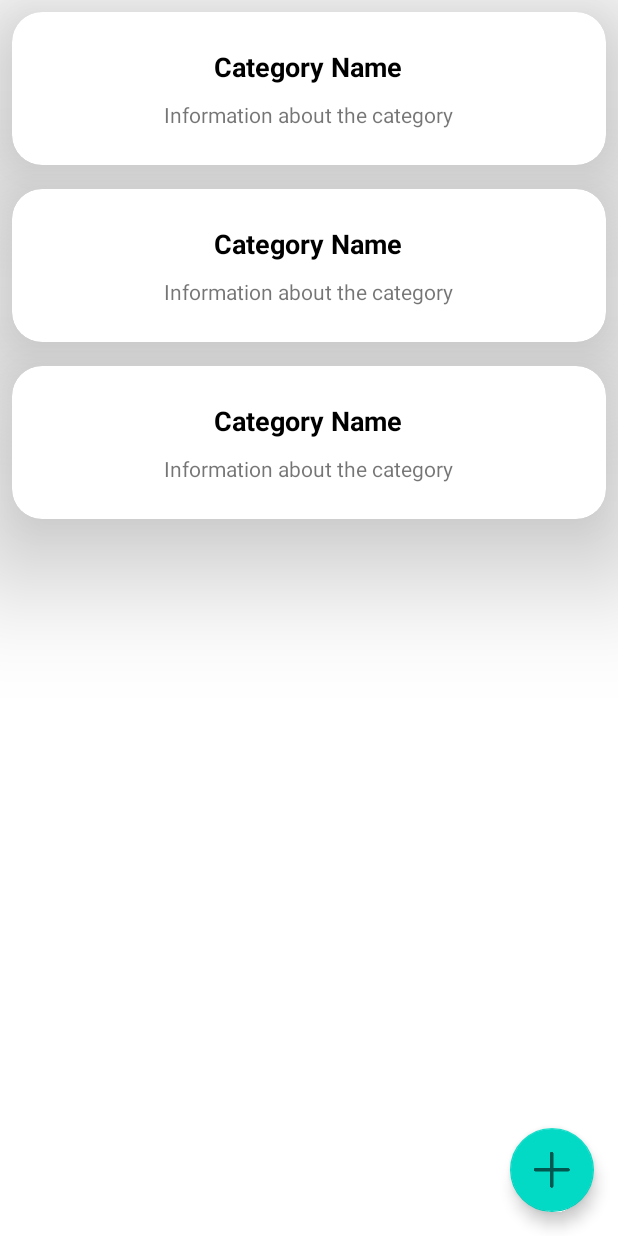
After one commit to heerboi/whats-in-your-fridge, an Android app: the layout fragment_category.xml on its own in the app's theme, with its tools: preview values and no code run, on a phone screen of 412 x 824 dp. The commit adds this screen. Run offline under Robolectric (Android 15) with nearby library versions, the phone set to English and light mode, and no system bars.

Commit message:
Category page built. Next: build add category page. Can reuse code in a lot of places

```diff
--- a/app/src/main/java/com/example/whatsinyourfridge/data/Category.kt
+++ b/app/src/main/java/com/example/whatsinyourfridge/data/Category.kt
@@ -7,5 +7,6 @@ import androidx.room.PrimaryKey
 @Entity(indices = [Index(value = ["name"], unique=true)])
 data class Category(
     @PrimaryKey(autoGenerate = true) val id: Int = 0,
-    val name: String
+    val name: String,
+    val info: String
 )
--- /dev/null
+++ b/app/src/main/res/layout/fragment_category.xml
@@ -0,0 +1,25 @@
+<?xml version="1.0" encoding="utf-8"?>
+<androidx.coordinatorlayout.widget.CoordinatorLayout xmlns:android="http://schemas.android.com/apk/res/android"
+    xmlns:app="http://schemas.android.com/apk/res-auto"
+    xmlns:tools="http://schemas.android.com/tools"
+    android:layout_width="match_parent"
+    android:layout_height="match_parent"
+    tools:context=".ui.categories.CategoryFragment">
+
+    <androidx.recyclerview.widget.RecyclerView
+        android:id="@+id/categoryRecyclerView"
+        android:layout_width="match_parent"
+        android:layout_height="match_parent"
+        app:layout_behavior="@string/appbar_scrolling_view_behavior"
+        tools:listitem="@layout/item_category" /> <!-- tools:listitem helps preview your list -->
+
+    <com.google.android.material.floatingactionbutton.FloatingActionButton
+        android:id="@+id/fab_add_category"
+        android:layout_width="wrap_content"
+        android:layout_height="wrap_content"
+        android:layout_gravity="bottom|end"
+        android:layout_margin="16dp"
+        android:contentDescription="@string/add_category"
+        app:srcCompat="@drawable/ic_add_item" /> <!-- You may need to add this drawable -->
+
+</androidx.coordinatorlayout.widget.CoordinatorLayout>
--- /dev/null
+++ b/app/src/main/res/layout/item_category.xml
@@ -0,0 +1,48 @@
+<?xml version="1.0" encoding="utf-8"?>
+<com.google.android.material.card.MaterialCardView xmlns:android="http://schemas.android.com/apk/res/android"
+    xmlns:app="http://schemas.android.com/apk/res-auto"
+    xmlns:tools="http://schemas.android.com/tools"
+    android:layout_width="match_parent"
+    android:layout_height="wrap_content"
+    android:layout_margin="8dp"
+    app:cardCornerRadius="20dp"
+    app:cardElevation="50dp">
+
+    <LinearLayout
+        android:id="@+id/grid_card_layout"
+        android:layout_width="match_parent"
+        android:layout_height="wrap_content"
+        android:layout_gravity="left"
+        android:orientation="horizontal"
+        android:padding="14sp">
+
+        <LinearLayout
+            android:layout_width="wrap_content"
+            android:layout_height="match_parent"
+            android:layout_weight="12"
+            android:gravity="center"
+            android:orientation="vertical"
+            android:textAlignment="center">
+
+            <TextView
+                android:id="@+id/categoryText"
+                android:layout_width="wrap_content"
+                android:layout_height="wrap_content"
+                android:alpha="1"
+                android:paddingTop="10sp"
+                android:text="Category Name"
+                android:textAlignment="center"
+                android:textColor="#000000"
+                android:textSize="18sp"
+                android:textStyle="bold" />
+
+            <TextView
+                android:id="@+id/categoryInfo"
+                android:layout_width="wrap_content"
+                android:layout_height="wrap_content"
+                android:layout_margin="10sp"
+                android:text="Information about the category" />
+        </LinearLayout>
+    </LinearLayout>
+
+</com.google.android.material.card.MaterialCardView>
--- a/app/src/main/res/values/strings.xml
+++ b/app/src/main/res/values/strings.xml
@@ -19,4 +19,5 @@
     <string name="fab_description">Add New Item</string>
     <string name="select_category">Select Category</string>
     <string name="category_name">Category\n</string>
+    <string name="add_category">Add Category</string>
 </resources>
```
Also changed, not shown: app/src/main/java/com/example/whatsinyourfridge/ui/categories/CategoryFragment.kt (added, +150 -0 lines), app/src/main/java/com/example/whatsinyourfridge/ui/categories/CategoryGridAdapter.kt (added, +47 -0 lines), app/src/main/java/com/example/whatsinyourfridge/ui/categories/CategoryViewModel.kt (added, +19 -0 lines).
